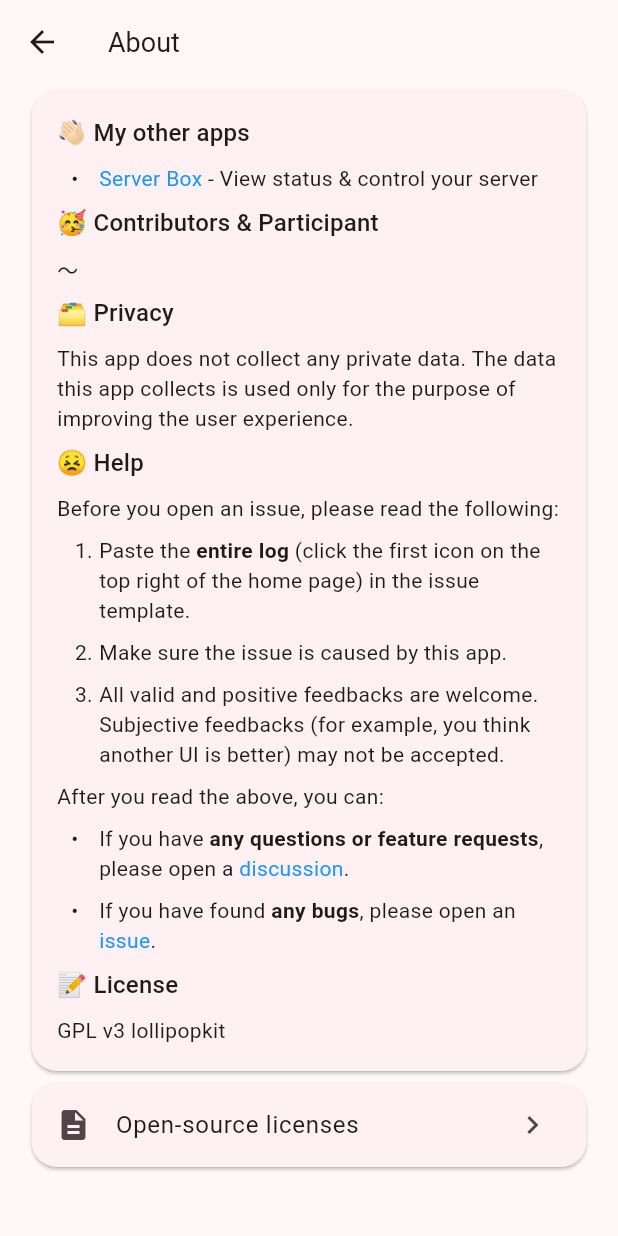
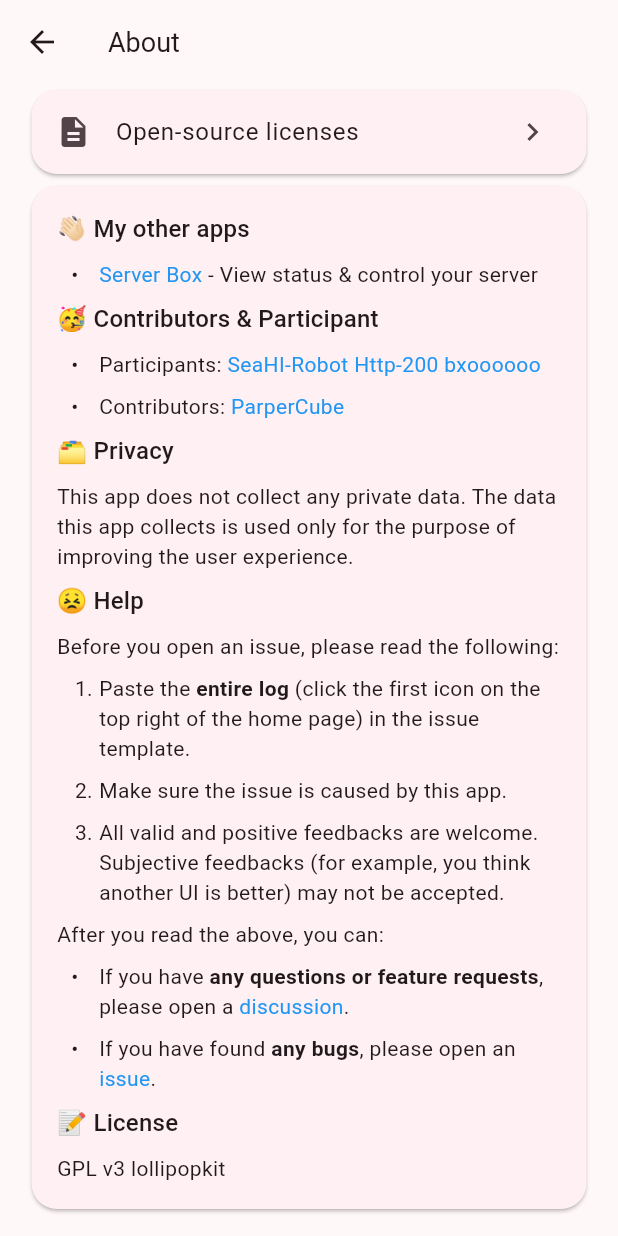
Before and after one commit to lollipopkit/flutter_gpt_box, a Flutter app: the AboutPage screen opened directly, on a phone screen of 412 x 824 dp. Run offline on Flutter 3.47's test engine with Material 3 defaults, Android fonts, the light colour scheme and no system bars; drawn by our look-alikes of flutter_markdown; our stand-ins replace after_layout, audioplayers, cross_file, dio, file_picker, flutter_highlight and 6 more; missing offline and left inert: choice, countly_flutter, dart_openai, flutter_markdown_latex, icloud_storage, markdown and 5 more; accounts and stored records are empty; generated files the repository leaves out were written again; network calls fail.

```diff
--- a/lib/data/res/build.dart
+++ b/lib/data/res/build.dart
@@ -2,8 +2,8 @@
 
 class Build {
   static const String name = "GPT";
-  static const int build = 110;
+  static const int build = 111;
   static const String engine = "3.19.2";
-  static const String buildAt = "2024-03-02 21:21:10";
-  static const int modifications = 1;
+  static const String buildAt = "2024-03-04 11:05:52";
+  static const int modifications = 16;
 }
--- /dev/null
+++ b/lib/data/res/github_id.dart
@@ -0,0 +1,25 @@
+abstract final class GithubId {
+  static const participants = {
+    'SeaHI-Robot',
+    'Http-200',
+    'bxoooooo',
+  };
+
+  static const contributors = {
+    'ParperCube',
+  };
+
+  static String get markdownStr {
+    final sb = StringBuffer();
+    sb.write('- Participants: ');
+    for (final p in participants) {
+      sb.write('[$p](https://github.com/$p) ');
+    }
+    sb.writeln();
+    sb.write('- Contributors: ');
+    for (final c in contributors) {
+      sb.write('[$c](https://github.com/$c) ');
+    }
+    return sb.toString();
+  }
+}
--- a/lib/l10n/app_en.arb
+++ b/lib/l10n/app_en.arb
@@ -51,7 +51,7 @@
   "hoursAgo": "{hours} hours ago",
   "ignoreTip": "Ignore tips",
   "image": "Image",
-  "initChatHelp": "### 📖 Tip\n- Overscroll on the chat page to switch chat history.\n- Long press code block to copy\n- The left drawer settings are global settings, the settings above the input box below are settings for the current conversation\n- Swipe right to enter the left side of the history page, you can modify the title of the chat, delete the chat\n\n### 🔍 Help\n- If you have found a bug, please use [Github Issue](https://github.com/lollipopkit/flutter_gpt_box/issues)",
+  "initChatHelp": "### 📖 Tip\n- Overscroll on the chat page to switch chat history.\n- Long press code block to copy\n\n###  🔗 URL Scheme\n- [ ] On web, replace `lk-gptbox://app` to `https://gpt.lolli.tech`\n- [x] Config: `lk-gptbox://app/set?openAiUrl=&openAiKey=&openAiModel=`\n- [x] Chat\n  - [x] New: `lk-gptbox://app/new?msg=`\n  - [x] Open: `lk-gptbox://app/open?chatId=`\n  - [x] Search: `lk-gptbox://app/search?keyword=`\n  - [x] Share: `lk-gptbox://app/share?chatId=`\n\n### 🔍 Help\n- If you have found a bug, please use [Github Issue](https://github.com/lollipopkit/flutter_gpt_box/issues)",
   "invalidLinkFmt": "Invalid link: {uri}",
   "justNow": "Just now",
   "lang": "Language",
--- a/lib/l10n/app_zh.arb
+++ b/lib/l10n/app_zh.arb
@@ -51,7 +51,7 @@
   "hoursAgo": "{hours} 小时前",
   "ignoreTip": "忽略提示",
   "image": "图片",
-  "initChatHelp": "### 📖 提示\n- 在聊天界面过度滑动（overscroll）可以快捷切换聊天历史记录\n- 长按代码块来复制\n- 左侧抽屉设置为全局设置，下方的输入框上方的设置为当前对话的设置\n- 向右滑动可以进入左侧的历史聊天记录页面，可以修改聊天标题、删除聊天\n\n### 🔍 帮助\n- 如果 GPT Box 有 bug，请使用 [Github Issue](https://github.com/lollipopkit/flutter_gpt_box/issues)\n- QQ群 762870488",
+  "initChatHelp": "### 📖 提示\n- 在聊天界面过度滑动（overscroll）可以快捷切换聊天历史记录\n- 长按代码块来复制\n\n###  🔗 链接\n- [ ] 在Web, 替换 `lk-gptbox://app` 为 `https://gpt.lolli.tech`\n- [x] 配置: `lk-gptbox://app/set?openAiUrl=&openAiKey=&openAiModel=`\n- [x] 聊天\n  - [x] 新建: `lk-gptbox://app/new?msg=`\n  - [x] 打开: `lk-gptbox://app/open?chatId=`\n  - [x] 搜索: `lk-gptbox://app/search?keyword=`\n  - [x] 分享: `lk-gptbox://app/share?chatId=`\n\n### 🔍 帮助\n- 如果 GPT Box 有 bug，请使用 [Github Issue](https://github.com/lollipopkit/flutter_gpt_box/issues)\n- QQ群 762870488",
   "invalidLinkFmt": "未知链接：{uri}",
   "justNow": "刚刚",
   "lang": "语言",
--- a/lib/view/page/about.dart
+++ b/lib/view/page/about.dart
@@ -1,4 +1,5 @@
 import 'package:flutter/material.dart';
+import 'package:flutter_chatgpt/data/res/github_id.dart';
 import 'package:flutter_chatgpt/data/res/l10n.dart';
 import 'package:flutter_chatgpt/data/res/ui.dart';
 import 'package:flutter_chatgpt/view/widget/appbar.dart';
@@ -18,8 +19,8 @@ class AboutPage extends StatelessWidget {
         child: ListView(
           padding: const EdgeInsets.symmetric(horizontal: 17),
           children: [
+            _buildLicense(context),
             _buildInfo(),
-            _buildLicense(context),
           ],
         ),
       ),
@@ -37,7 +38,7 @@ class AboutPage extends StatelessWidget {
 
 
 ### 🥳 ${l10n.contributor} & ${l10n.participant}
-～
+${GithubId.markdownStr}
 
 
 ### 🗂️ ${l10n.privacy}
--- a/lib/view/page/home/uni_link.dart
+++ b/lib/view/page/home/uni_link.dart
@@ -94,6 +94,7 @@ abstract final class AppLink {
         );
         return true;
       default:
+        if (isWeb && path == '/') return true;
         final msg = l10n.invalidLinkFmt(path);
         context.showSnackBar(msg);
         Loggers.app.warning(msg);
--- a/lib/view/widget/expand_tile.dart
+++ b/lib/view/widget/expand_tile.dart
@@ -14,5 +14,6 @@ class ExpandTile extends ExpansionTile {
     super.childrenPadding,
     super.trailing,
     super.controller,
-  }) : super(shape: _shape, collapsedShape: _shape);
+    Alignment? align = Alignment.centerLeft,
+  }) : super(shape: _shape, collapsedShape: _shape, expandedAlignment: align);
 }
--- a/pubspec.yaml
+++ b/pubspec.yaml
@@ -55,7 +55,7 @@ dependencies:
   uni_links_desktop: ^0.1.7
   image_picker: ^1.0.7
   audioplayers: ^5.2.1
-  cross_file: ^0.3.3+8
+  cross_file: ^0.3.4
 
 dev_dependencies:
   flutter_test:
```
Also changed, not shown: lib/view/page/home/bottom.dart (+2 -6 lines), lib/view/page/home/ctrl.dart (+14 -6 lines), lib/view/page/home/home.dart (+7 -12 lines), pubspec.lock, 5 other files.
